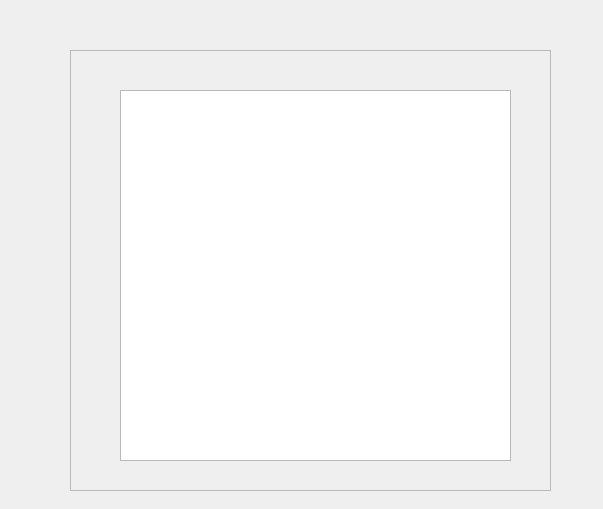
The window that WidgetNAV.ui (omarmedj98/qt-garmin) describes before a commit, drawn with Qt 5.
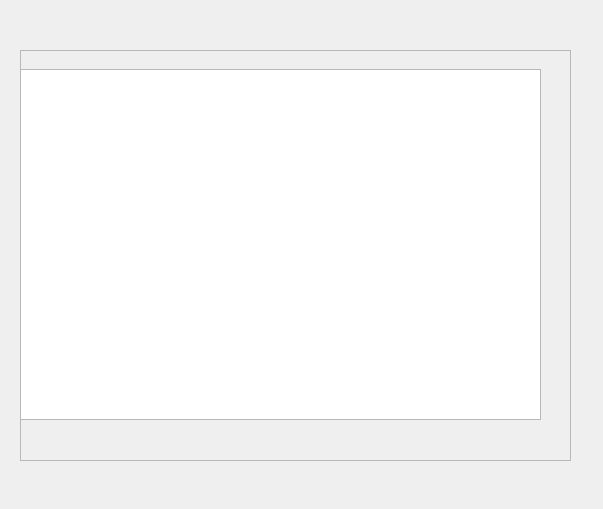
The same window after the commit. Custom widgets are drawn as their Qt base class.

Patch:
```diff
--- a/WidgetNAV.ui
+++ b/WidgetNAV.ui
@@ -16,10 +16,10 @@
   <widget class="QFrame" name="frameNAV">
    <property name="geometry">
     <rect>
-     <x>70</x>
+     <x>20</x>
      <y>50</y>
-     <width>481</width>
-     <height>441</height>
+     <width>551</width>
+     <height>411</height>
     </rect>
    </property>
    <property name="frameShape">
@@ -31,10 +31,10 @@
    <widget class="qfi_NAV" name="graphicsNAV">
     <property name="geometry">
      <rect>
-      <x>50</x>
-      <y>40</y>
-      <width>391</width>
-      <height>371</height>
+      <x>0</x>
+      <y>19</y>
+      <width>521</width>
+      <height>351</height>
      </rect>
     </property>
    </widget>
```
